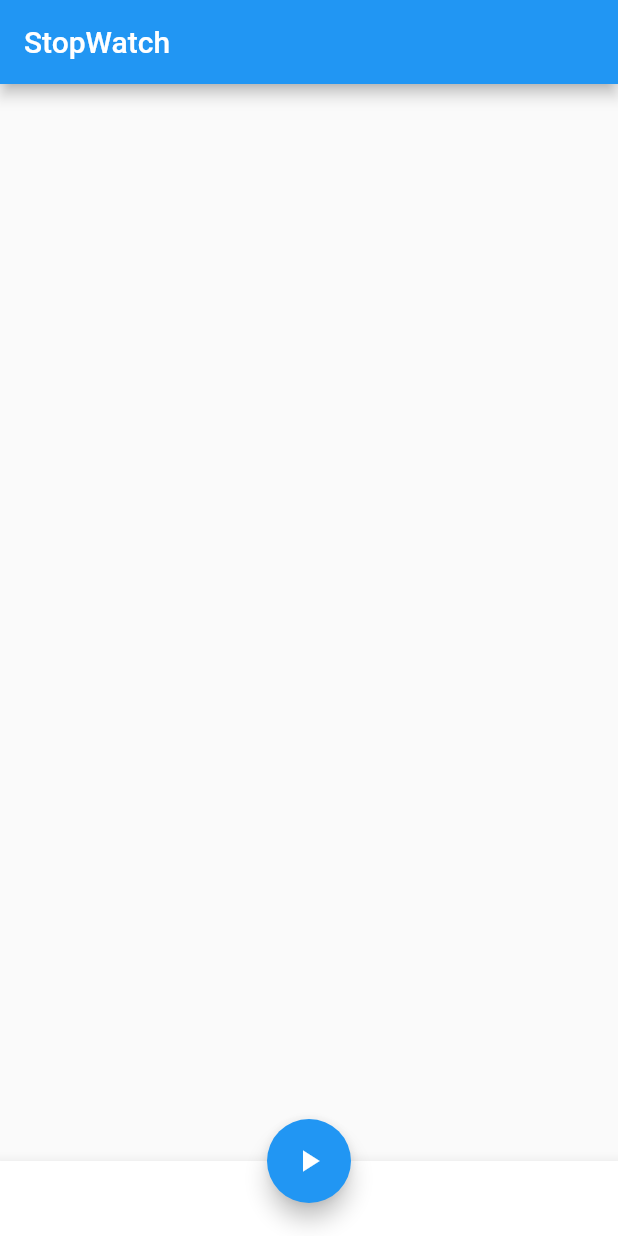
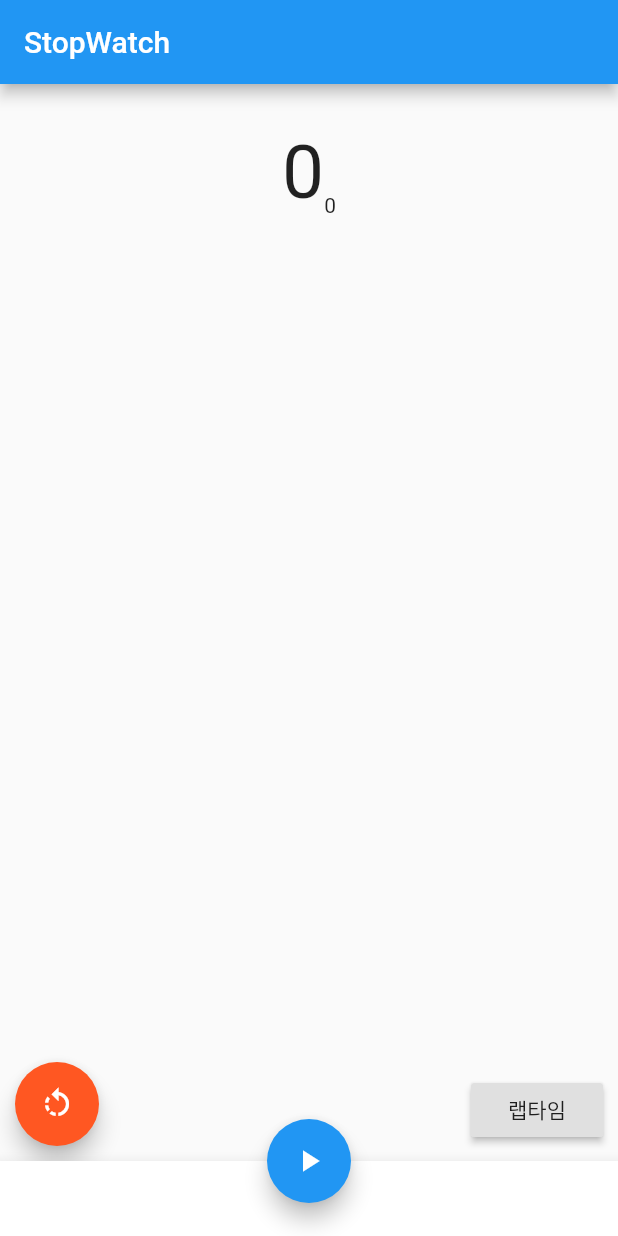
Before and after one commit to Hand-Tomi/flutter-study-sample-3, a Flutter app: the screen it shows after launch, on a phone screen of 412 x 824 dp. Run offline on Flutter 3.47's test engine with Material 2 defaults, Android fonts, the phone set to English and light mode, and no system bars.

Commit message:
타이머 영역 UI 작성

```diff
--- a/lib/main.dart
+++ b/lib/main.dart
@@ -46,7 +46,65 @@ class _StopWatchPageState extends State<StopWatchPage> {
   }
 
   Widget _buildBody() {
-    return Container();
+    return Center(
+      child: Padding(
+        padding: const EdgeInsets.only(top: 30),
+        child: Stack(
+          children: [
+            Column(
+              children: [
+                Row(
+                  mainAxisAlignment: MainAxisAlignment.center,
+                  crossAxisAlignment: CrossAxisAlignment.end,
+                  children: [
+                    Text(
+                      '0',
+                      style: TextStyle(fontSize: 50.0),
+                    ),
+                    Text('0'),
+                  ],
+                ),
+                Container(
+                  width: 100,
+                  height: 200,
+                  child: ListView(
+                    children: [],
+                  ),
+                ),
+              ],
+            ),
+            Positioned(
+              left: 10,
+              bottom: 10,
+              child: FloatingActionButton(
+                backgroundColor: Colors.deepOrange,
+                onPressed: () {},
+                child: Icon(Icons.rotate_left),
+              ),
+            ),
+            Positioned(
+              right: 10,
+              bottom: 10,
+              child: RaisedButton(
+                onPressed: () {},
+                child: Text('랩타임'),
+              ),
+            ),
+            Stack(
+              children: [
+                Positioned(
+                  bottom: 50,
+                  right: 25,
+                  width: 75,
+                  height: 75,
+                  child: Container(),
+                )
+              ],
+            )
+          ],
+        ),
+      ),
+    );
   }
 
   void _clickButton() {}
```
